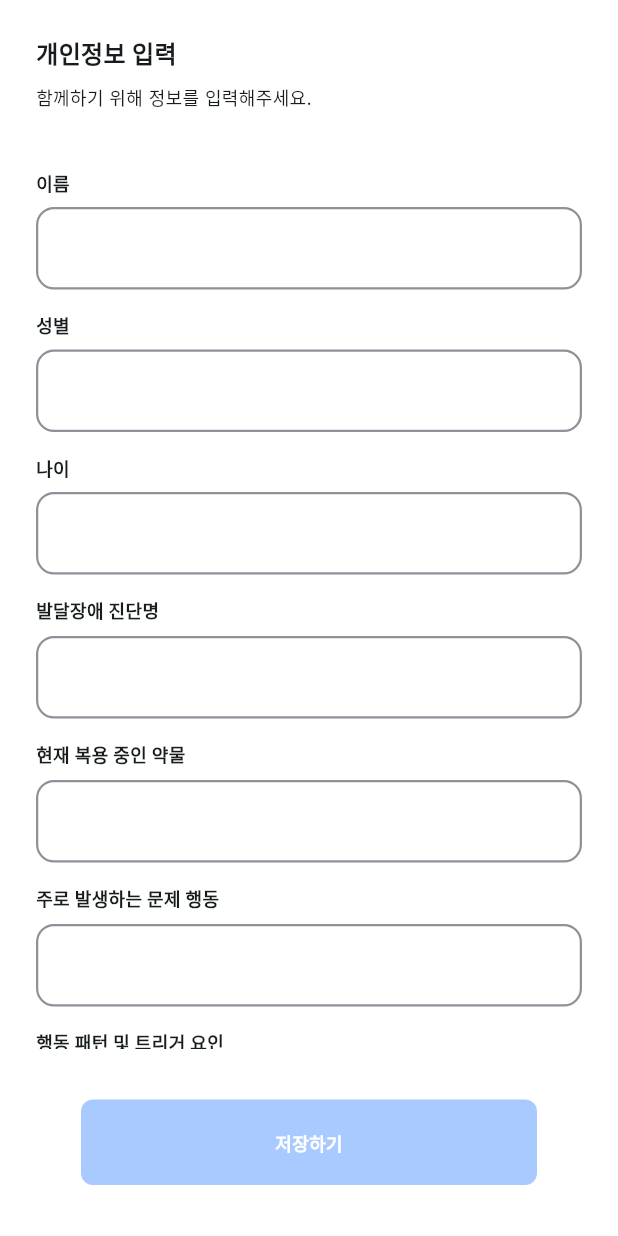
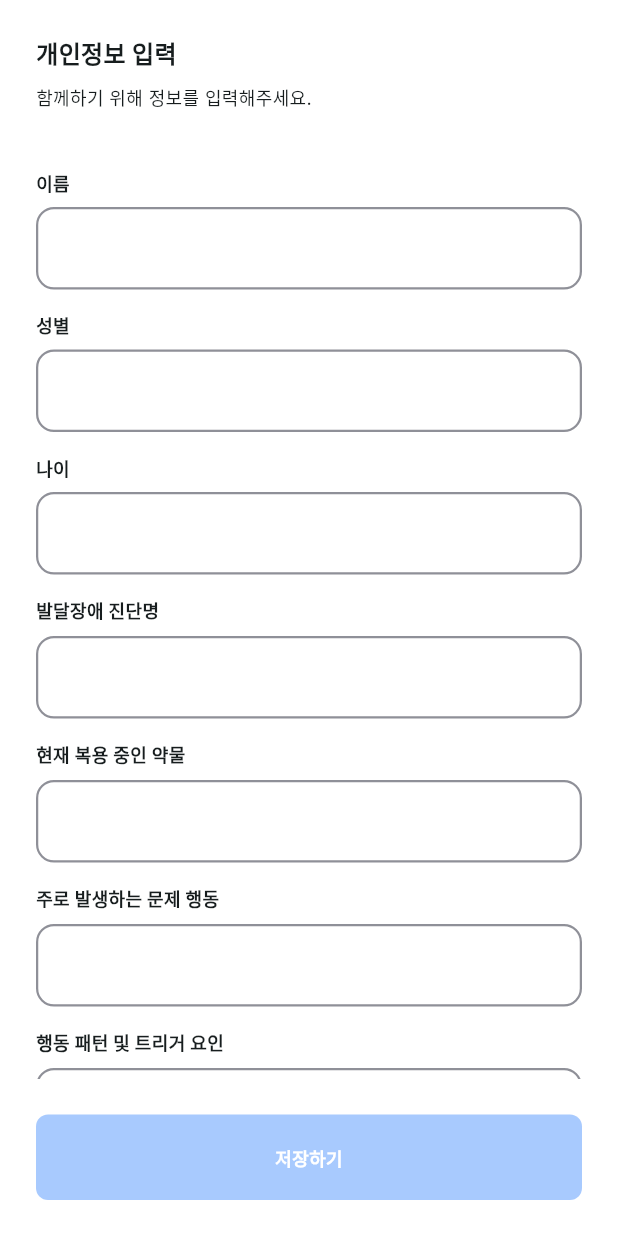
Before and after one commit to 2021itb/WithUApp, a Flutter app: the InformationScreen screen opened by its route, on a phone screen of 412 x 824 dp. Run offline on Flutter 3.47's test engine with Material 3 defaults, Android fonts, the phone set to English and light mode, and no system bars; our stand-ins replace go_router, google_fonts.

Commit message:
[fix] BigButton UI 수정 - 내부 Padding 제거

```diff
--- a/lib/presentation/component/big_button.dart
+++ b/lib/presentation/component/big_button.dart
@@ -18,14 +18,7 @@ class BigButton extends StatelessWidget {
 
   @override
   Widget build(BuildContext context) {
-    return Padding(
-        padding: const EdgeInsets.only(
-          left: 30,
-          right: 30,
-          top: 10,
-          bottom: 10,
-        ),
-        child: GestureDetector(
+    return GestureDetector(
       onTap: () {
         context.go(path);
       },
@@ -44,6 +37,6 @@ class BigButton extends StatelessWidget {
           ),
         ),
       ),
-        ));
+    );
   }
 }
```
Lines whose indentation alone changed are shown as unchanged.
